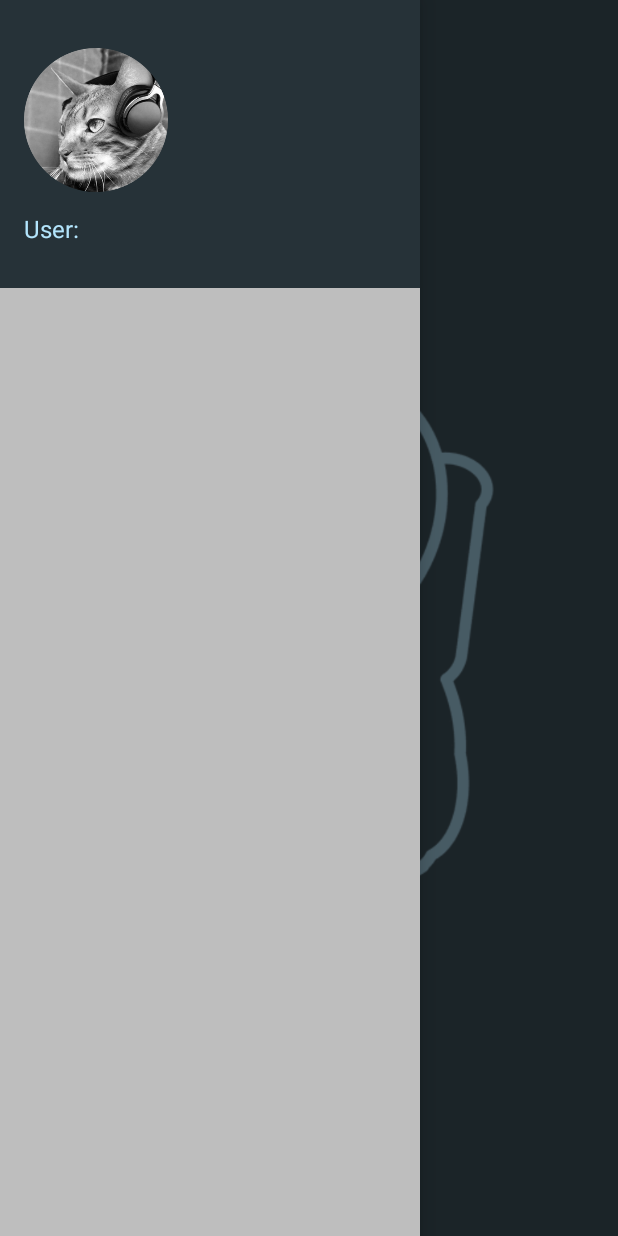
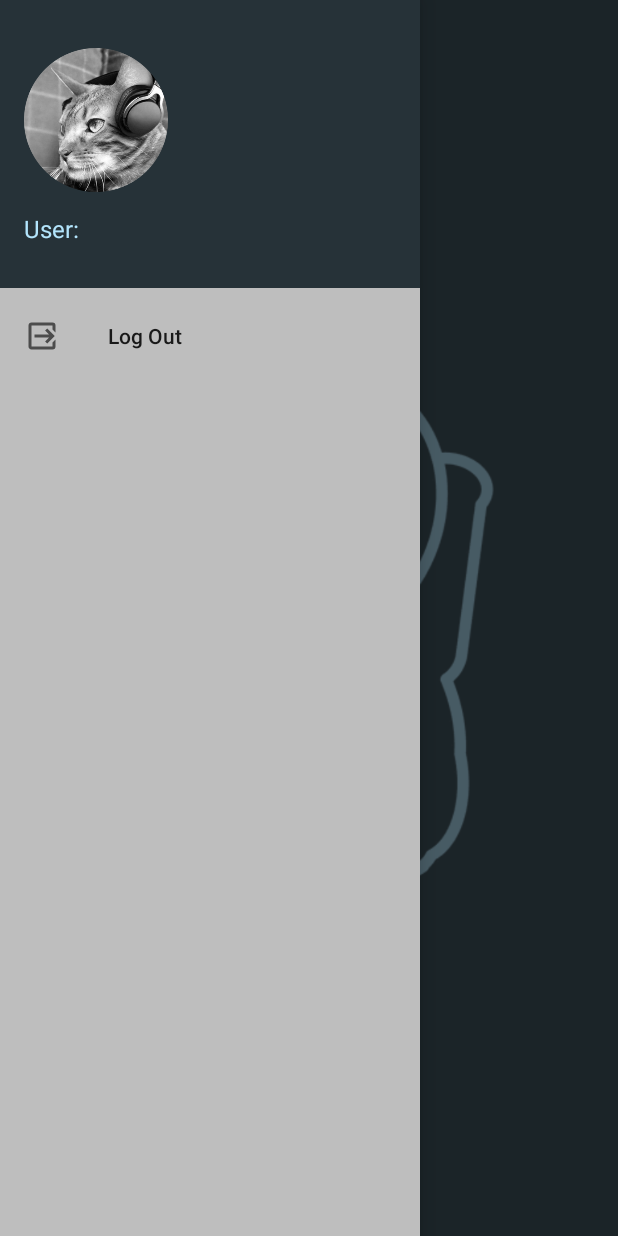
Before and after one commit to Valkaryne/Spectrum, an Android app: the screen it shows after launch once a user with an empty profile is signed in (SecondActivity), with the side drawer open, on a phone screen of 412 x 824 dp. Run offline under Robolectric (Android 15) with nearby library versions, the phone set to English and light mode, and no system bars; our stand-ins replace Firebase (no records; nobody signed in at launch, a user with empty details on screens opened directly).

```diff
--- a/loginui/src/main/java/com/cybernatica/ngale/loginui/SecondActivity.java
+++ b/loginui/src/main/java/com/cybernatica/ngale/loginui/SecondActivity.java
@@ -1,15 +1,21 @@
 package com.cybernatica.ngale.loginui;
 
+import android.content.Intent;
+import android.support.annotation.NonNull;
 import android.support.design.widget.NavigationView;
 import android.support.v4.widget.DrawerLayout;
 import android.support.v7.app.AppCompatActivity;
 import android.os.Bundle;
+import android.util.Log;
+import android.view.MenuItem;
 import android.widget.TextView;
 
 import com.google.firebase.auth.FirebaseAuth;
 import com.google.firebase.auth.FirebaseUser;
 
-public class SecondActivity extends AppCompatActivity {
+public class SecondActivity extends AppCompatActivity implements NavigationView.OnNavigationItemSelectedListener {
+
+    static final String TAG = "SecTag";
 
     private TextView tvProfileEmail;
 
@@ -22,9 +28,7 @@ public class SecondActivity extends AppCompatActivity {
         super.onCreate(savedInstanceState);
         setContentView(R.layout.activity_second);
 
-        navigationView = findViewById(R.id.navigationView);
-
-        tvProfileEmail = navigationView.getHeaderView(0).findViewById(R.id.tvProfileEmail);
+        initNavigationView();
 
         firebaseAuth = FirebaseAuth.getInstance();
 
@@ -34,9 +38,27 @@ public class SecondActivity extends AppCompatActivity {
         tvProfileEmail.setText("User: " + email);
     }
 
+    private void initNavigationView() {
+        navigationView = findViewById(R.id.navigationView);
+        navigationView.bringToFront();
+        tvProfileEmail = navigationView.getHeaderView(0).findViewById(R.id.tvProfileEmail);
+
+        navigationView.setNavigationItemSelectedListener(this);
+    }
+
     @Override
-    protected void onDestroy() {
-        super.onDestroy();
+    public boolean onNavigationItemSelected(@NonNull MenuItem menuItem) {
+        switch (menuItem.getItemId()) {
+            case R.id.item_logout:
+                signOut();
+                break;
+        }
+        return true;
+    }
+
+    private void signOut() {
         firebaseAuth.signOut();
+        finish();
+        startActivity(new Intent(this, MainActivity.class));
     }
 }
--- /dev/null
+++ b/loginui/src/main/res/drawable/ic_logout_variant.xml
@@ -0,0 +1,7 @@
+<vector xmlns:android="http://schemas.android.com/apk/res/android"
+    android:height="24dp"
+    android:width="24dp"
+    android:viewportWidth="24"
+    android:viewportHeight="24">
+    <path android:fillColor="#000" android:pathData="M14.08,15.59L16.67,13H7V11H16.67L14.08,8.41L15.5,7L20.5,12L15.5,17L14.08,15.59M19,3A2,2 0 0,1 21,5V9.67L19,7.67V5H5V19H19V16.33L21,14.33V19A2,2 0 0,1 19,21H5C3.89,21 3,20.1 3,19V5C3,3.89 3.89,3 5,3H19Z" />
+</vector>
--- a/loginui/src/main/res/layout/activity_second.xml
+++ b/loginui/src/main/res/layout/activity_second.xml
@@ -14,6 +14,7 @@
         android:layout_height="match_parent"
         android:layout_gravity="start"
         android:background="#bebebe"
+        app:menu="@menu/navigation_menu"
         app:headerLayout="@layout/navigation_header"/>
 
     <ImageView
--- /dev/null
+++ b/loginui/src/main/res/menu/navigation_menu.xml
@@ -0,0 +1,9 @@
+<?xml version="1.0" encoding="utf-8"?>
+<menu xmlns:android="http://schemas.android.com/apk/res/android">
+    <item
+        android:id="@+id/item_logout"
+        android:orderInCategory="1"
+        android:title="@string/logout"
+        android:icon="@drawable/ic_logout_variant"
+        android:iconTint="@color/colorSecondary"/>
+</menu>
--- a/loginui/src/main/res/values/strings.xml
+++ b/loginui/src/main/res/values/strings.xml
@@ -13,4 +13,5 @@
     <string name="sign_up_confirm">Sign Up</string>
     <string name="signin_suggest">Already have the account?</string>
     <string name="sign_in">Sign In</string>
+    <string name="logout">Log Out</string>
 </resources>
```
Also changed, not shown: loginui/src/main/res/drawable/ic_twitter.xml (deleted, +0 -8 lines), loginui/src/main/res/mipmap-hdpi/ic_logout_variant.png (added), loginui/src/main/res/mipmap-mdpi/ic_logout_variant.png (added), loginui/src/main/res/mipmap-xhdpi/ic_logout_variant.png (added), loginui/src/main/res/mipmap-xxhdpi/ic_logout_variant.png (added), loginui/src/main/res/mipmap-xxxhdpi/ic_logout_variant.png (added).
